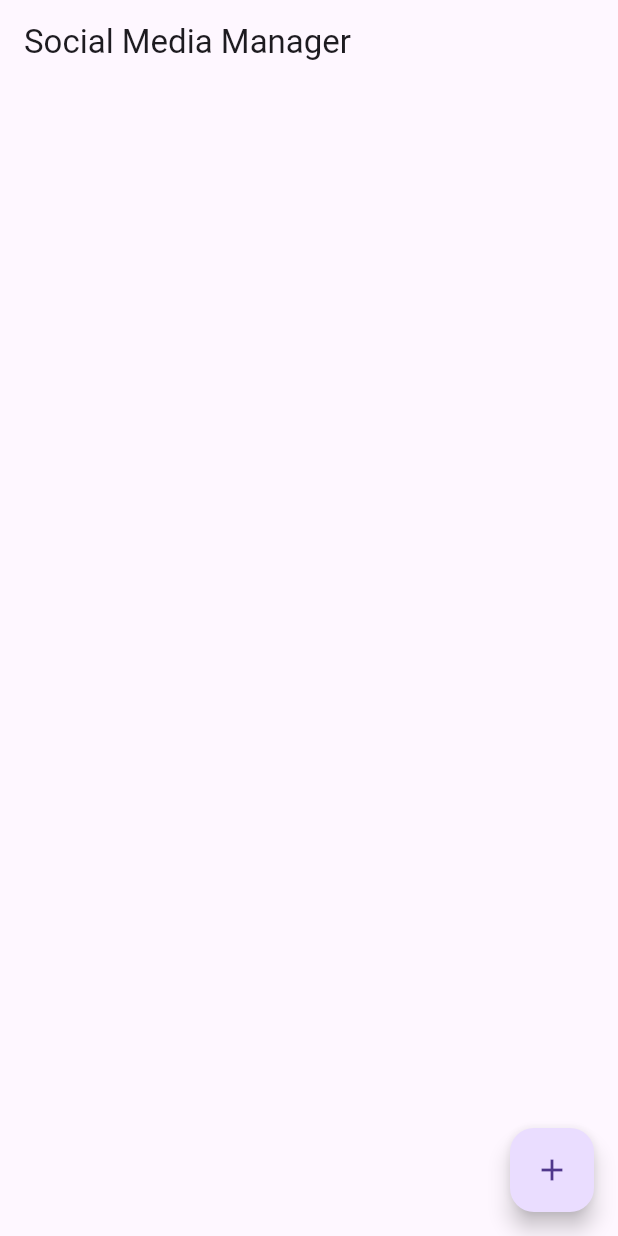
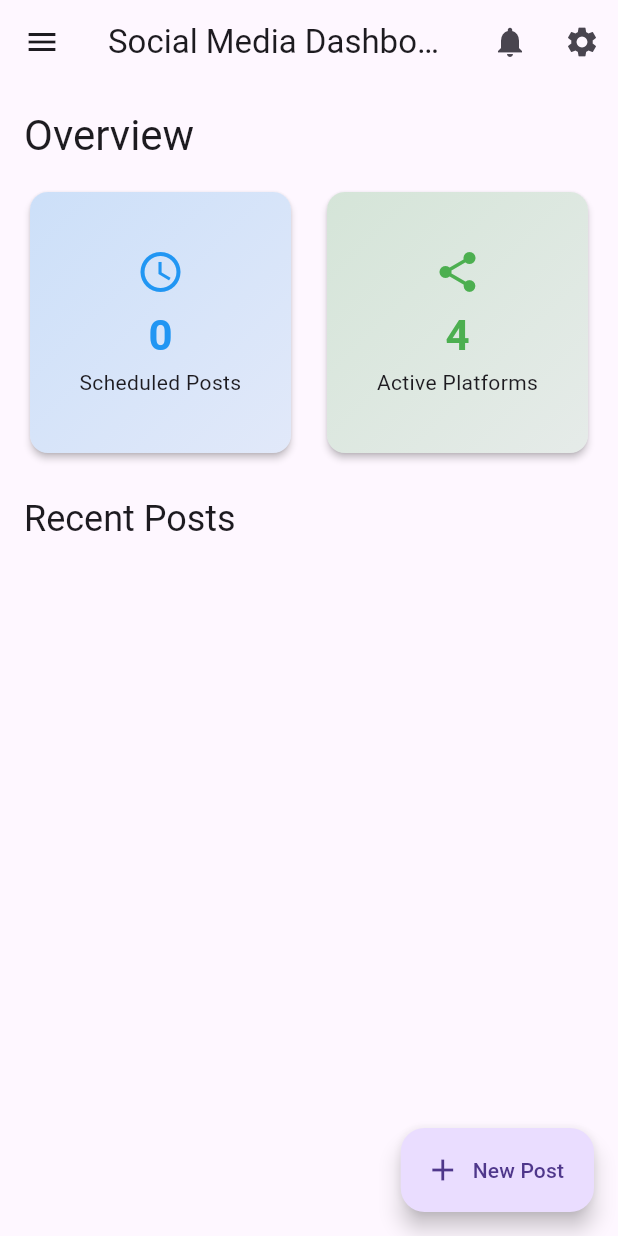
Before and after one commit to nathfavour/shitpostergui, a Flutter app: the screen it shows after launch, on a phone screen of 412 x 824 dp. Run offline on Flutter 3.47's test engine with Material 3 defaults, Android fonts, the phone set to English and light mode, and no system bars.

Commit message:
✨ Enhance Home Screen layout and add statistics overview; introduce PostCard and StatsCard widgets

```diff
--- a/lib/providers/post_provider.dart
+++ b/lib/providers/post_provider.dart
@@ -1,3 +1,5 @@
+import 'dart:convert';
+
 import 'package:flutter/material.dart';
 import '../models/post_model.dart';
 import '../services/api_service.dart';
--- a/lib/screens/home_screen.dart
+++ b/lib/screens/home_screen.dart
@@ -2,45 +2,113 @@ import 'package:flutter/material.dart';
 import 'package:provider/provider.dart';
 import '../providers/post_provider.dart';
 import '../widgets/custom_button.dart';
+import '../widgets/post_card.dart';
+import '../widgets/navigation_drawer.dart';
+import '../widgets/stats_card.dart';
 
 class HomeScreen extends StatelessWidget {
   @override
   Widget build(BuildContext context) {
     final postProvider = Provider.of<PostProvider>(context);
+    final screenSize = MediaQuery.of(context).size;
 
     return Scaffold(
-      appBar: AppBar(title: Text('Social Media Manager')),
-      body: ListView.builder(
-        itemCount: postProvider.posts.length,
-        itemBuilder: (context, index) {
-          final post = postProvider.posts[index];
-          return ListTile(
-            title: Text(post.content),
-            subtitle: Text('Scheduled for: ${post.scheduledTime}'),
-            trailing: CustomButton(
-              label: 'Schedule',
-              onPressed: () {
-                showDatePicker(
-                  context: context,
-                  initialDate: DateTime.now(),
-                  firstDate: DateTime.now(),
-                  lastDate: DateTime(2100),
-                ).then((selectedDate) {
-                  if (selectedDate != null) {
-                    postProvider.schedulePost(post.id, selectedDate);
-                  }
-                });
-              },
+      appBar: AppBar(
+        title: Text('Social Media Dashboard'),
+        elevation: 0,
+        actions: [
+          IconButton(
+            icon: Icon(Icons.notifications),
+            onPressed: () {},
+          ),
+          IconButton(
+            icon: Icon(Icons.settings),
+            onPressed: () {},
+          ),
+        ],
+      ),
+      drawer: CustomNavigationDrawer(),
+      body: RefreshIndicator(
+        onRefresh: () => postProvider.fetchPosts(),
+        child: SingleChildScrollView(
+          child: Padding(
+            padding: EdgeInsets.all(16.0),
+            child: Column(
+              crossAxisAlignment: CrossAxisAlignment.start,
+              children: [
+                Text(
+                  'Overview',
+                  style: Theme.of(context).textTheme.headlineMedium,
+                ),
+                SizedBox(height: 16),
+                GridView.count(
+                  shrinkWrap: true,
+                  physics: NeverScrollableScrollPhysics(),
+                  crossAxisCount: screenSize.width > 1200 ? 4 : 2,
+                  crossAxisSpacing: 16,
+                  mainAxisSpacing: 16,
+                  children: [
+                    StatsCard(
+                      title: 'Scheduled Posts',
+                      value: '${postProvider.posts.length}',
+                      icon: Icons.schedule,
+                      color: Colors.blue,
+                    ),
+                    StatsCard(
+                      title: 'Active Platforms',
+                      value: '4',
+                      icon: Icons.share,
+                      color: Colors.green,
+                    ),
+                    // Add more stats cards
+                  ],
+                ),
+                SizedBox(height: 24),
+                Text(
+                  'Recent Posts',
+                  style: Theme.of(context).textTheme.headlineSmall,
+                ),
+                SizedBox(height: 16),
+                LayoutBuilder(
+                  builder: (context, constraints) {
+                    return GridView.builder(
+                      shrinkWrap: true,
+                      physics: NeverScrollableScrollPhysics(),
+                      gridDelegate: SliverGridDelegateWithFixedCrossAxisCount(
+                        crossAxisCount: constraints.maxWidth > 1200
+                            ? 3
+                            : constraints.maxWidth > 800
+                                ? 2
+                                : 1,
+                        childAspectRatio: 1.5,
+                        crossAxisSpacing: 16,
+                        mainAxisSpacing: 16,
+                      ),
+                      itemCount: postProvider.posts.length,
+                      itemBuilder: (context, index) {
+                        final post = postProvider.posts[index];
+                        return PostCard(post: post);
+                      },
+                    );
+                  },
+                ),
+              ],
             ),
-          );
-        },
+          ),
+        ),
       ),
-      floatingActionButton: FloatingActionButton(
-        onPressed: () {
-          // Add new post functionality
-        },
-        child: Icon(Icons.add),
+      floatingActionButton: FloatingActionButton.extended(
+        onPressed: () => _showNewPostDialog(context),
+        label: Text('New Post'),
+        icon: Icon(Icons.add),
       ),
     );
   }
+
+  void _showNewPostDialog(BuildContext context) {
+    showDialog(
+      context: context,
+      builder: (context) => NewPostDialog(),
+    );
+  }
 }
--- a/lib/widgets/custom_button.dart
+++ b/lib/widgets/custom_button.dart
@@ -11,8 +11,8 @@ class CustomButton extends StatelessWidget {
     return ElevatedButton(
       onPressed: onPressed,
       style: ElevatedButton.styleFrom(
+        foregroundColor: Colors.white,
         backgroundColor: Colors.blue,
-        onPrimary: Colors.white,
       ),
       child: Text(label),
     );
--- /dev/null
+++ b/lib/widgets/stats_card.dart
@@ -0,0 +1,57 @@
+import 'package:flutter/material.dart';
+
+class StatsCard extends StatelessWidget {
+  final String title;
+  final String value;
+  final IconData icon;
+  final Color color;
+
+  const StatsCard({
+    super.key,
+    required this.title,
+    required this.value,
+    required this.icon,
+    required this.color,
+  });
+
+  @override
+  Widget build(BuildContext context) {
+    return Card(
+      elevation: 2,
+      child: Container(
+        padding: EdgeInsets.all(16),
+        decoration: BoxDecoration(
+          borderRadius: BorderRadius.circular(12),
+          gradient: LinearGradient(
+            colors: [
+              color.withOpacity(0.2),
+              color.withOpacity(0.1),
+            ],
+            begin: Alignment.topLeft,
+            end: Alignment.bottomRight,
+          ),
+        ),
+        child: Column(
+          mainAxisAlignment: MainAxisAlignment.center,
+          children: [
+            Icon(icon, size: 32, color: color),
+            SizedBox(height: 8),
+            Text(
+              value,
+              style: Theme.of(context).textTheme.headlineMedium?.copyWith(
+                    color: color,
+                    fontWeight: FontWeight.bold,
+                  ),
+            ),
+            SizedBox(height: 4),
+            Text(
+              title,
+              style: Theme.of(context).textTheme.bodyMedium,
+              textAlign: TextAlign.center,
+            ),
+          ],
+        ),
+      ),
+    );
+  }
+}
--- a/pubspec.yaml
+++ b/pubspec.yaml
@@ -35,6 +35,7 @@ dependencies:
   # Use with the CupertinoIcons class for iOS style icons.
   cupertino_icons: ^1.0.8
   provider: ^6.1.2
+  http: ^1.3.0
 
 dev_dependencies:
   flutter_test:
```
Also changed, not shown: lib/widgets/post_card.dart (added, +79 -0 lines), pubspec.lock.
